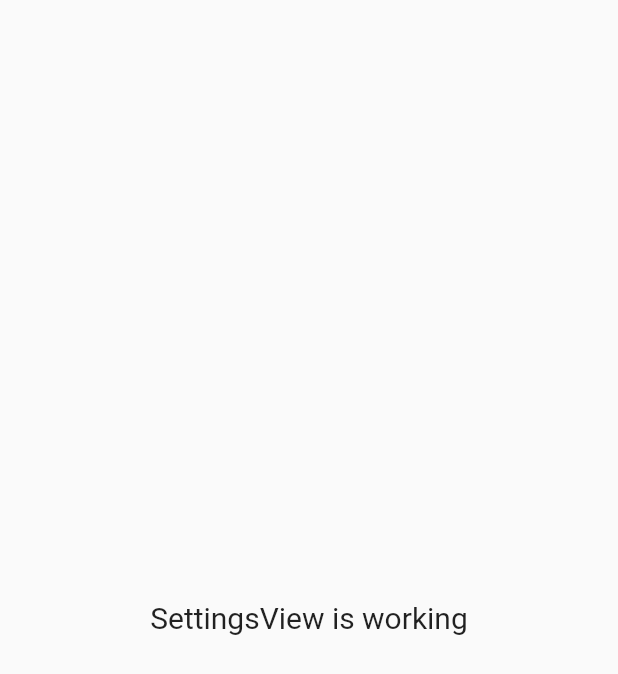
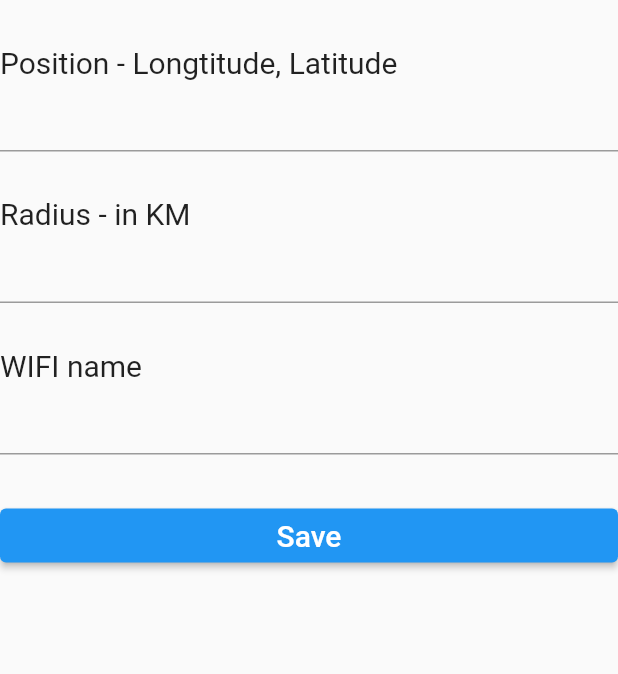
Before and after one commit to MarcusLEK/geofence, a Flutter app: the SettingsView screen opened by its route, on a phone screen of 412 x 824 dp. Shown: the top 674 px of the screen. Run offline on Flutter 3.47's test engine with Material 2 defaults, Android fonts, the phone set to English and light mode, and no system bars; our stand-ins replace get.

Commit message:
Added Settings form

```diff
--- a/lib/app/modules/settings/controllers/settings_controller.dart
+++ b/lib/app/modules/settings/controllers/settings_controller.dart
@@ -3,7 +3,6 @@ import 'package:get/get.dart';
 class SettingsController extends GetxController {
   //TODO: Implement SettingsController
 
-  final count = 0.obs;
   @override
   void onInit() {
     super.onInit();
@@ -16,5 +15,4 @@ class SettingsController extends GetxController {
 
   @override
   void onClose() {}
-  void increment() => count.value++;
 }
--- a/lib/app/modules/settings/views/settings_view.dart
+++ b/lib/app/modules/settings/views/settings_view.dart
@@ -5,13 +5,84 @@ import 'package:get/get.dart';
 import '../controllers/settings_controller.dart';
 
 class SettingsView extends GetView<SettingsController> {
+  final _formKey = GlobalKey<FormState>();
+
   @override
   Widget build(BuildContext context) {
+    double height = 30;
+    double textSize = 20;
+
     return Scaffold(
-      body: Center(
-        child: Text(
-          'SettingsView is working',
-          style: TextStyle(fontSize: 20),
+      body: Form(
+        key: _formKey,
+        child: SingleChildScrollView(
+          child: Column(
+            // mainAxisAlignment: MainAxisAlignment.spaceEvenly,
+            crossAxisAlignment: CrossAxisAlignment.stretch,
+            children: [
+              SizedBox(height: height),
+              Text(
+                'Position - Longtitude, Latitude',
+                textAlign: TextAlign.start,
+                style: TextStyle(
+                  fontSize: textSize,
+                ),
+              ),
+              TextFormField(
+                validator: (val) {
+                  if (val == null || val.isEmpty) {
+                    return 'Field cannot be empty';
+                  }
+                },
+              ),
+              SizedBox(height: height),
+              Text(
+                'Radius - in KM',
+                textAlign: TextAlign.start,
+                style: TextStyle(
+                  fontSize: textSize,
+                ),
+              ),
+              TextFormField(
+                validator: (val) {
+                  if (val == null || val.isEmpty) {
+                    return 'Field cannot be empty';
+                  }
+                },
+              ),
+              SizedBox(height: height),
+              Text(
+                'WIFI name',
+                textAlign: TextAlign.start,
+                style: TextStyle(
+                  fontSize: textSize,
+                ),
+              ),
+              TextFormField(
+                validator: (val) {
+                  if (val == null || val.isEmpty) {
+                    return 'Field cannot be empty';
+                  }
+                },
+              ),
+              SizedBox(height: height),
+              ElevatedButton(
+                child: Text(
+                  'Save',
+                  style: TextStyle(
+                    fontSize: textSize,
+                  ),
+                ),
+                onPressed: () {
+                  if (_formKey.currentState.validate()) {
+                    ScaffoldMessenger.of(context).showSnackBar(
+                      SnackBar(content: Text('Settings Saved!')),
+                    );
+                  }
+                },
+              ),
+            ],
+          ),
         ),
       ),
     );
```
